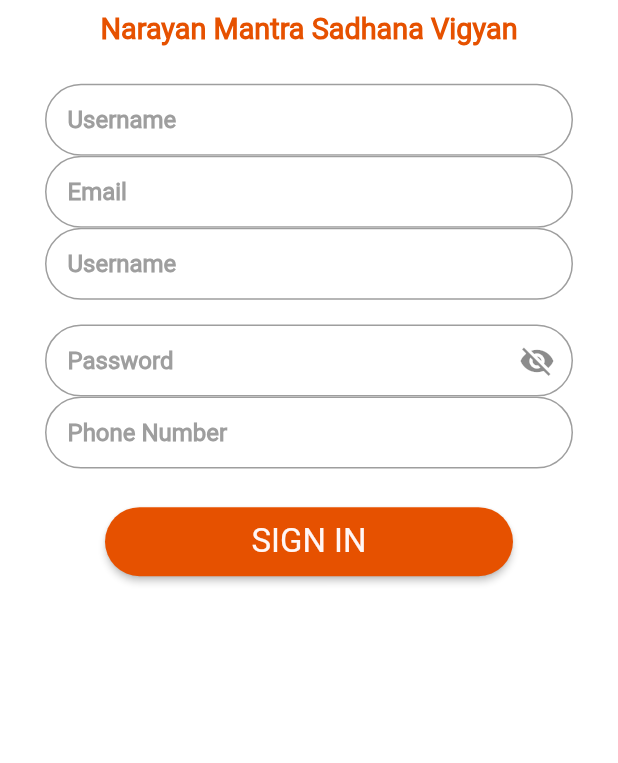
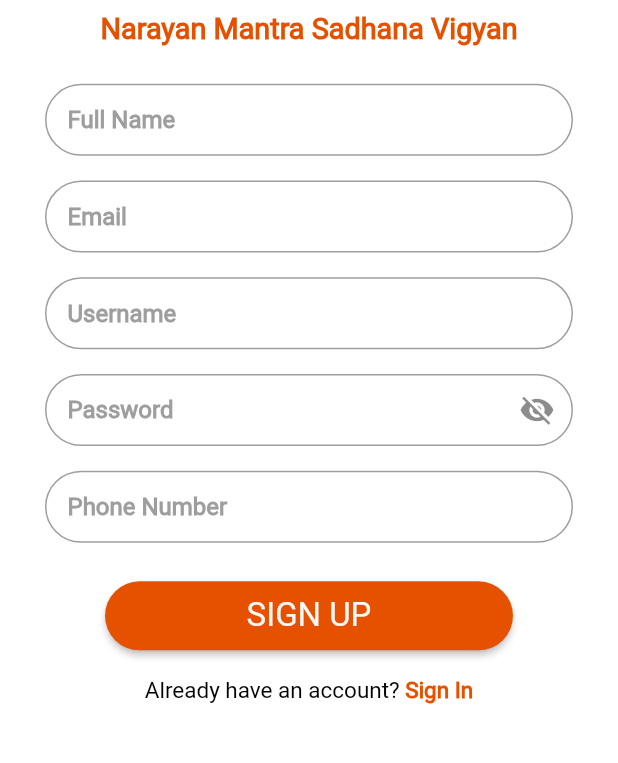
Before and after one commit to rushit5560/NMSV_Project, a Flutter app: the RegisterScreen screen opened directly, on a phone screen of 412 x 824 dp, the part 356-1119 px from its top. Run offline on Flutter 3.47's test engine with Material 2 defaults, Android fonts, the phone set to English and light mode, and no system bars; our stand-ins replace audioplayers, carousel_slider, fluttertoast, get, sizer; network calls fail; Roboto replaces fonts that are missing (SFProDisplayRegular); statements that could not run were skipped; project files that could hold a hidden picture were left out.

Commit message:
login register ui api

```diff
--- a/nmsv_project/lib/constants/api_url.dart
+++ b/nmsv_project/lib/constants/api_url.dart
@@ -2,6 +2,14 @@ class ApiUrl {
   static const apiMainPath = "https://narayanmantrasadhanavigyan.org/api2/";
 
   static const getBannerList = "${apiMainPath}BannerList";
+  static const registerApi = "${apiMainPath}userRegister";
+  static const loginApi = "${apiMainPath}userLogin";
+  static const galleryList = "${apiMainPath}Gallery";
+  static const sadhanaListApi = "${apiMainPath}SadhanaList";
+  static const pageSectionApi = "${apiMainPath}PageSection/";
+  static const widgetSectionApi = "${apiMainPath}WidgetSection/";
+
+
 }
 
 class ApiHeader {
--- a/nmsv_project/lib/constants/color.dart
+++ b/nmsv_project/lib/constants/color.dart
@@ -9,6 +9,8 @@ class AppColors {
   static const Color blackColor = Colors.black;
   static Color orangeColor = Colors.orange.shade900;
 
+  static Color orangeColor1 = Colors.orange.shade500;
+
   static const Color greyColor = Color(0xff8F9BB3);
   static const Color scaffoldBackGroundColor =
       Color.fromARGB(255, 221, 226, 218);
--- a/nmsv_project/lib/constants/message.dart
+++ b/nmsv_project/lib/constants/message.dart
@@ -4,6 +4,8 @@ class AppMessage {
   static String signUp = "Sign Up";
 
   static String signin1 = "SIGN IN";
+  static String getpassword = "Get Password";
+
   static String forGotPassword = "Forgot Password?";
   static String or = "OR";
   static String googleSign = "Sign in with Google";
@@ -45,6 +47,8 @@ class AppMessage {
   static String mantra = "Mantra";
   static String auspiciousTiming = "Auspicious Timing";
   static String campSchedule = "Camp Schedule";
+  static String shibir = "Shibir";
+  static String shibirPhotos = "Shibir Photos";
 
   static String meetToGurudev = "Meet To Gurudev";
   static String contactUs = "Contact Us";
--- /dev/null
+++ b/nmsv_project/lib/model/auth_screen_model/register_model.dart
@@ -0,0 +1,30 @@
+// To parse this JSON data, do
+//
+//     final registerModel = registerModelFromJson(jsonString);
+
+import 'dart:convert';
+
+RegisterModel registerModelFromJson(String str) =>
+    RegisterModel.fromJson(json.decode(str));
+
+String registerModelToJson(RegisterModel data) => json.encode(data.toJson());
+
+class RegisterModel {
+  RegisterModel({
+    required this.status,
+    required this.message,
+  });
+
+  final String status;
+  final String message;
+
+  factory RegisterModel.fromJson(Map<String, dynamic> json) => RegisterModel(
+        status: json["status"] ?? "",
+        message: json["message"] ?? "",
+      );
+
+  Map<String, dynamic> toJson() => {
+        "status": status,
+        "message": message,
+      };
+}
--- a/nmsv_project/lib/screens/auth_screens/register_screen/register_screen.dart
+++ b/nmsv_project/lib/screens/auth_screens/register_screen/register_screen.dart
@@ -6,6 +6,7 @@ import 'package:nmsv_project/constants/color.dart';
 import 'package:nmsv_project/constants/extension.dart';
 import 'package:nmsv_project/constants/message.dart';
 import 'package:nmsv_project/controller/auth_screens_controller/register_screen_controller.dart';
+import 'package:nmsv_project/screens/auth_screens/login_screen/signin_screen.dart';
 import 'package:nmsv_project/screens/auth_screens/register_screen/register_widgets_screen.dart';
 import 'package:nmsv_project/utils/style.dart';
 import 'package:sizer/sizer.dart';
@@ -17,7 +18,7 @@ class RegisterScreen extends StatelessWidget {
   @override
   Widget build(BuildContext context) {
     return Scaffold(
-      resizeToAvoidBottomInset: false,
+      // resizeToAvoidBottomInset: false,
       backgroundColor: AppColors.whiteColor1,
       appBar: customAppBar(
         actionShow: false,
@@ -46,7 +47,31 @@ class RegisterScreen extends StatelessWidget {
                 ),
               ),
               SizedBox(height: 3.h),
-              SigninTextFormFieldModule(),
+              SignUpTextFormFieldModule(),
+              SizedBox(height: 2.h),
+              Row(
+                mainAxisAlignment: MainAxisAlignment.center,
+                children: [
+                  Text(
+                    AppMessage.alreadyAccount,
+                    style: TextStyleConfig.textStyle(
+                      textColor: AppColors.blackColor,
+                    ),
+                  ),
+                  GestureDetector(
+                    onTap: () {
+                      Get.to(() => SignInScreen());
+                    },
+                    child: Text(
+                      " ${AppMessage.signin}",
+                      style: TextStyleConfig.textStyle(
+                        textColor: AppColors.orangeColor,
+                        fontWeight: FontWeight.bold,
+                      ),
+                    ),
+                  )
+                ],
+              ),
             ],
           ).commonSymmetricPadding(horizontal: 30, vertical: 2.h),
         ),
--- a/nmsv_project/lib/screens/auth_screens/register_screen/register_widgets_screen.dart
+++ b/nmsv_project/lib/screens/auth_screens/register_screen/register_widgets_screen.dart
@@ -11,8 +11,8 @@ import 'package:nmsv_project/controller/auth_screens_controller/register_screen_
 import 'package:nmsv_project/utils/field_validator.dart';
 import 'package:sizer/sizer.dart';
 
-class SigninTextFormFieldModule extends StatelessWidget {
-  SigninTextFormFieldModule({super.key});
+class SignUpTextFormFieldModule extends StatelessWidget {
+  SignUpTextFormFieldModule({super.key});
   final registerScreenController = Get.find<RegisterScreenController>();
 
   @override
@@ -23,16 +23,18 @@ class SigninTextFormFieldModule extends StatelessWidget {
         children: [
           TextFieldModule(
             fieldController: registerScreenController.fullnameEditingController,
-            hintText: AppMessage.userName,
+            hintText: AppMessage.fullNmae,
             keyboardType: TextInputType.text,
             validate: (value) => FieldValidator().validateFullName(value),
           ),
+          SizedBox(height: 2.h),
           TextFieldModule(
             fieldController: registerScreenController.emailEditingController,
             hintText: AppMessage.email,
             keyboardType: TextInputType.text,
             validate: (value) => FieldValidator().validateEmail(value),
           ),
+          SizedBox(height: 2.h),
           TextFieldModule(
             fieldController: registerScreenController.userNameEditingController,
             hintText: AppMessage.userName,
@@ -61,21 +63,22 @@ class SigninTextFormFieldModule extends StatelessWidget {
               validate: (value) => FieldValidator().validatePassword(value),
             ),
           ),
+          SizedBox(height: 2.h),
           TextFieldModule(
             fieldController:
                 registerScreenController.phoneNumberEditingController,
             hintText: AppMessage.phoneNumber,
             keyboardType: TextInputType.number,
-            validate: (value) => FieldValidator().validateEmail(value),
+            maxLength: 10,
+            validate: (value) => FieldValidator().validateMobileNumber(value),
           ),
-          SizedBox(height: 1.h),
-          SizedBox(height: 2.h),
+          SizedBox(height: 3.h),
           CustomSubmitButtonModule(
-            labelText: AppMessage.signin1,
+            labelText: AppMessage.signUp.toUpperCase(),
             buttonColor: AppColors.orangeColor,
-            onPress: () {
+            onPress: () async {
               if (registerScreenController.formKey.currentState!.validate()) {
-                log("login");
+                await registerScreenController.userRegisterFunction();
               }
             },
           ).commonSymmetricPadding(horizontal: 40),
--- a/nmsv_project/pubspec.yaml
+++ b/nmsv_project/pubspec.yaml
@@ -40,7 +40,10 @@ dependencies:
   carousel_slider: ^4.2.1
   fluttertoast: ^8.2.1
   audioplayers: ^0.20.1
+  shared_preferences: ^2.0.20
   http: ^0.13.5
+  flutter_html: ^2.2.1
+  #webview_flutter: ^3.0.2
 
 dev_dependencies:
   flutter_test:
```
Also changed, not shown: nmsv_project/lib/controller/auth_screens_controller/forgot_password_screen_controller.dart (added, +8 -0 lines), nmsv_project/lib/controller/auth_screens_controller/register_screen_controller.dart (+104 -8 lines), nmsv_project/lib/controller/auth_screens_controller/signin_screen_controller.dart (+101 -1 lines), nmsv_project/lib/model/auth_screen_model/login_model.dart (added, +50 -0 lines), nmsv_project/lib/screens/auth_screens/forgot_password_screen/forgot_password_screen.dart (+49 -4 lines), nmsv_project/lib/screens/auth_screens/forgot_password_screen/forgot_password_screen_widgets.dart (+48 -0 lines), nmsv_project/lib/screens/auth_screens/login_screen/signin_screen.dart (+4 -4 lines), nmsv_project/lib/screens/auth_screens/login_screen/signin_screen_widgets.dart (+5 -5 lines).
